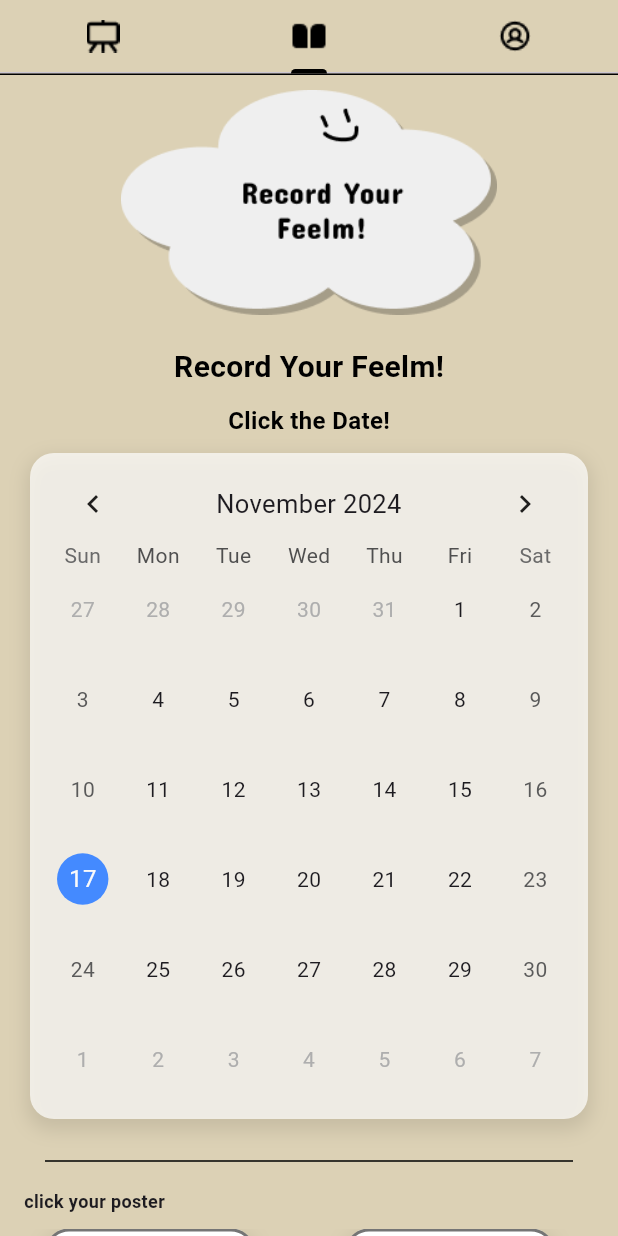
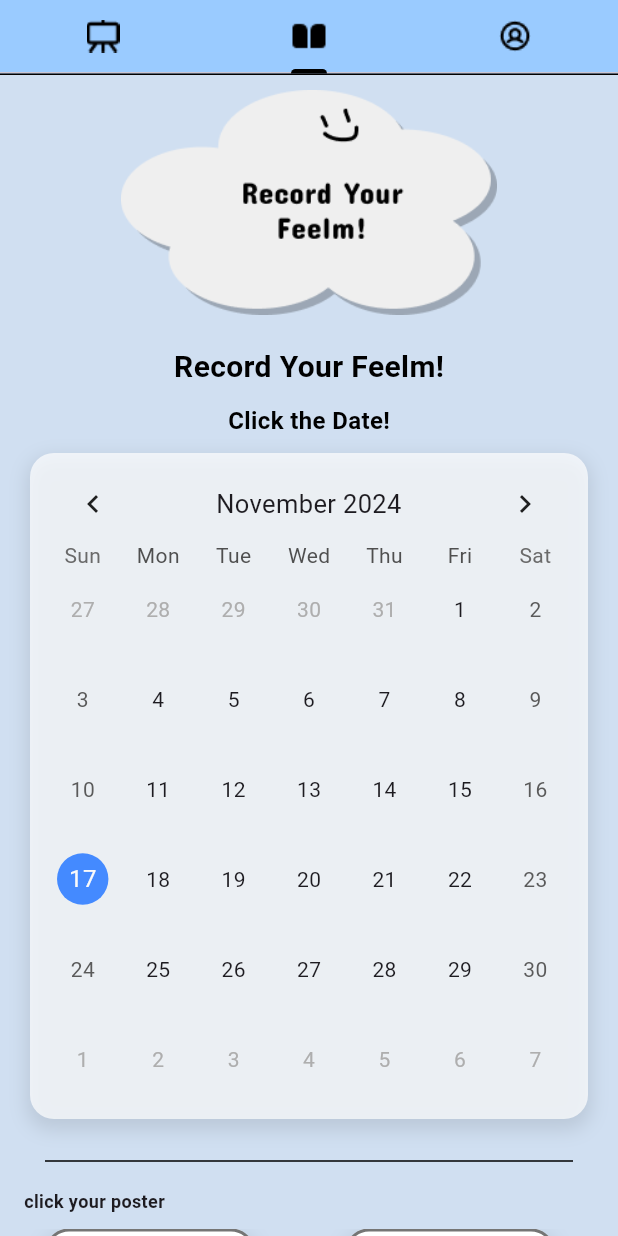
Before and after one commit to jaewoooh/Feelm_2, a Flutter app: the MainScreen screen opened directly, on a phone screen of 412 x 824 dp. Run offline on Flutter 3.47's test engine with Material 3 defaults, Android fonts, the phone set to English and light mode, and no system bars; drawn by our look-alikes of table_calendar; our stand-ins replace cloud_firestore, firebase_core, flutter_rating_bar, image_picker; accounts and stored records are empty.

Commit message:
전체 테마 색상 변경

```diff
--- a/feelm/lib/View/calendarScreen.dart
+++ b/feelm/lib/View/calendarScreen.dart
@@ -86,7 +86,7 @@ class _CalendarscreenState extends State<Calendarscreen> {
   @override
   Widget build(BuildContext context) {
     return Scaffold(
-      backgroundColor: const Color(0xFFDCD1B5),
+      backgroundColor: const Color(0xFFD0DFF1),
       body: SingleChildScrollView(
         child: Column(
           mainAxisSize: MainAxisSize.min,
--- a/feelm/lib/View/mainScreen.dart
+++ b/feelm/lib/View/mainScreen.dart
@@ -49,7 +49,7 @@
         appBar: PreferredSize(
           preferredSize: const Size.fromHeight(50.0), // 앱바 높이 조정
           child: AppBar(
-            backgroundColor: const Color(0xFFDCD1B5), // 배경색 설정
+            backgroundColor: const Color(0xFF9ACBFF),
             elevation: 0, // 그림자 제거
             flexibleSpace: Column(
               mainAxisAlignment: MainAxisAlignment.end,
--- a/feelm/lib/View/movieScreen.dart
+++ b/feelm/lib/View/movieScreen.dart
@@ -32,7 +32,7 @@ class _MoviescreenState extends State<Moviescreen> {
   @override
   Widget build(BuildContext context) {
     return Scaffold(
-      backgroundColor: const Color(0xFFDCD1B5),
+      backgroundColor: const Color(0xFFE5ECF5),
       body: Column(
         children: [
           const SizedBox(
```
